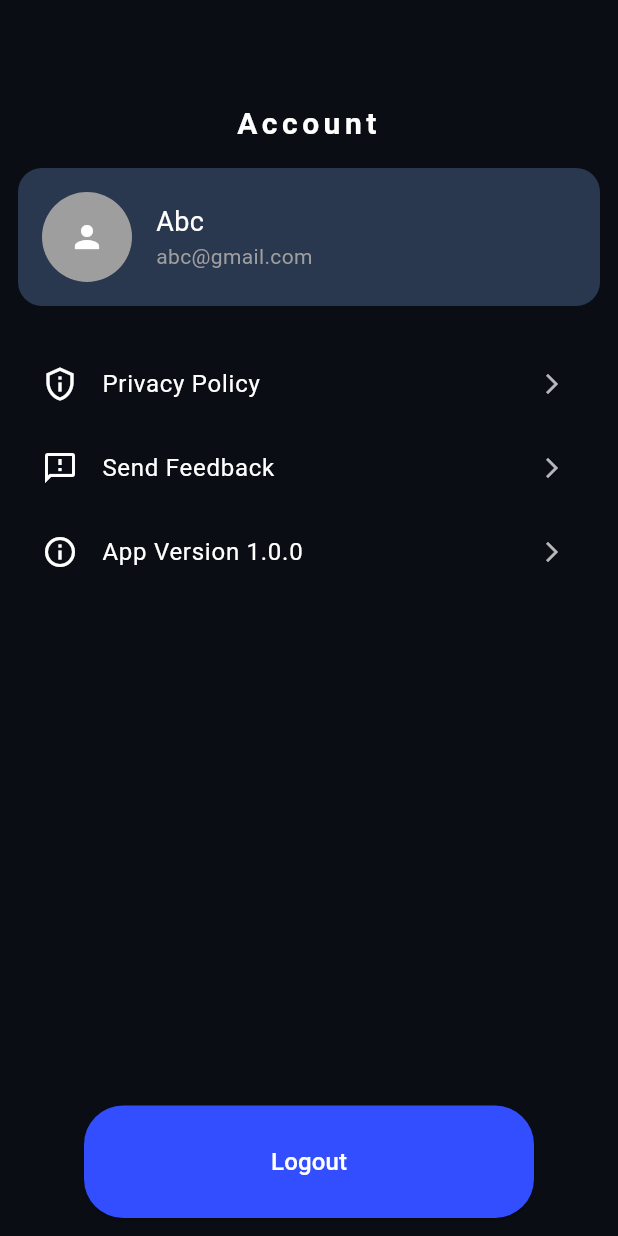
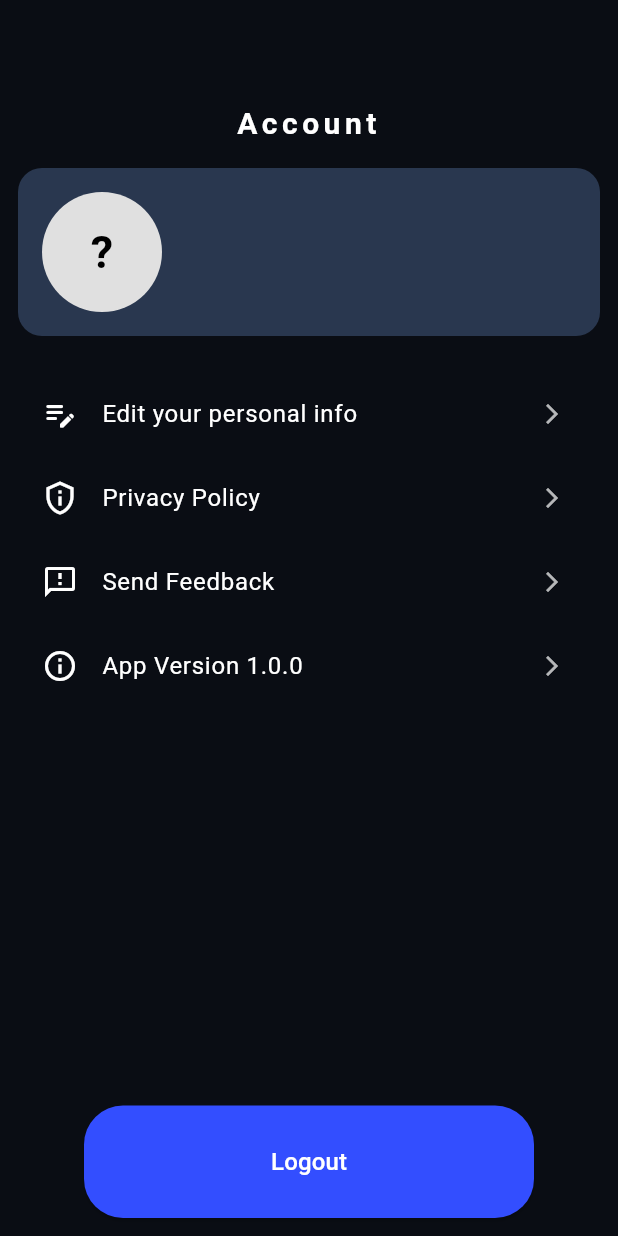
Before and after one commit to Syeda-Nabihaa/TrackNcheck, a Flutter app: the UserAccountPage screen opened directly, on a phone screen of 412 x 824 dp. Run offline on Flutter 3.47's test engine with Material 3 defaults, Android fonts, the phone set to English and light mode, and no system bars; our stand-ins replace cloud_firestore, firebase_auth, firebase_core, flutter_easyloading, font_awesome_flutter, get and 2 more; missing offline and left inert: mobile_scanner; accounts and stored records are empty.

Commit message:
Edit Profile and Logout Handled

```diff
--- a/lib/account.dart
+++ b/lib/account.dart
@@ -1,26 +1,101 @@
+import 'package:cloud_firestore/cloud_firestore.dart';
+import 'package:firebase_auth/firebase_auth.dart';
 import 'package:flutter/material.dart';
 import 'package:get/get.dart';
 import 'package:trackncheck/app_version.dart';
 import 'package:trackncheck/components/Button.dart';
 import 'package:trackncheck/components/TextWidgets.dart';
 import 'package:trackncheck/components/constants.dart';
-// import 'package:trackncheck/history.dart';
+import 'package:trackncheck/edit_profile.dart';
+import 'package:trackncheck/logout.dart';
 import 'package:trackncheck/privacy_policy.dart';
 
-class UserAccountPage extends StatelessWidget {
+class UserAccountPage extends StatefulWidget {
   const UserAccountPage({super.key});
 
   @override
+  State<UserAccountPage> createState() => _UserAccountPageState();
+}
+
+class _UserAccountPageState extends State<UserAccountPage> {
+  User? currentUser;
+
+  @override
+  void initState() {
+    super.initState();
+    currentUser = FirebaseAuth.instance.currentUser;
+  }
+
+  Future<Map<String, dynamic>?> getUserData() async {
+    if (currentUser == null) return null;
+
+    final doc = await FirebaseFirestore.instance
+        .collection('User')
+        .doc(currentUser!.uid)
+        .get();
+
+    if (doc.exists) {
+      return doc.data();
+    } else {
+      return null;
+    }
+  }
+
+  @override
   Widget build(BuildContext context) {
+    // 🔒 If user is not logged in
+    if (currentUser == null) {
+      return Scaffold(
+        backgroundColor: ColorConstants.bgColor,
+        body: Center(
+          child: Column(
+            mainAxisAlignment: MainAxisAlignment.center,
+            children: [
+              CircleAvatar(
+    radius: 50,
+    backgroundColor: ColorConstants.fieldsColor,
+    child: Icon(Icons.lock, color: Colors.white, size: 80,),
+  ),
+  SizedBox(height: 20,),
+              Text(
+                "User isn't logged in",
+                style: TextStyle(
+                  color: Colors.white,
+                  fontSize: 18,
+                ),
+              ),
+            ],
+          ),
+        ),
+      );
+    }
+
     return Scaffold(
       backgroundColor: ColorConstants.bgColor,
       appBar: AppBar(backgroundColor: ColorConstants.bgColor),
-      body: Padding(
+      body: FutureBuilder<Map<String, dynamic>?>(
+        future: getUserData(),
+        builder: (context, snapshot) {
+          if (snapshot.connectionState == ConnectionState.waiting) {
+            return const Center(child: CircularProgressIndicator());
+          }
+          if (!snapshot.hasData || snapshot.data == null) {
+            return const Center(
+              child: Text(
+                'User data not found',
+                style: TextStyle(color: Colors.white),
+              ),
+            );
+          }
+
+          final user = snapshot.data!;
+          return Padding(
             padding: const EdgeInsets.all(12.0),
             child: Column(
               children: [
-            TitleWidget(text: 'Account', fontsize: 20,),
+                TitleWidget(text: 'Account', fontsize: 20),
                 SizedBox(height: 15),
+
                 // Profile Card
                 Container(
                   decoration: BoxDecoration(
@@ -30,24 +105,43 @@ class UserAccountPage extends StatelessWidget {
                   padding: const EdgeInsets.all(16),
                   child: Row(
                     children: [
-                  const CircleAvatar(
-                    radius: 30,
-                    backgroundColor: Colors.grey,
-                    child: Icon(Icons.person, color: Colors.white),
+                      CircleAvatar(
+                        radius: 40,
+                        backgroundColor: Colors.grey[300],
+                        child: Text(
+                          user['name'] != null &&
+                                  user['name'].toString().isNotEmpty
+                              ? user['name'][0].toUpperCase()
+                              : '?',
+                          style: const TextStyle(
+                            fontSize: 30,
+                            fontWeight: FontWeight.bold,
+                            color: Colors.black,
+                          ),
+                        ),
                       ),
                       const SizedBox(width: 16),
-                  Column(
-                    crossAxisAlignment: CrossAxisAlignment.start,
-                    children: const [
-                      Text(
-                        "Abc",
-                        style: TextStyle(color: Colors.white, fontSize: 18),
+                      RichText(
+                        text: TextSpan(
+                          children: [
+                            TextSpan(
+                              text: "${user['name']}\n",
+                              style: const TextStyle(
+                                fontSize: 20,
+                                fontWeight: FontWeight.bold,
+                                color: Colors.white,
+                                height: 1.7,
                               ),
-                      Text(
-                        "abc@gmail.com",
-                        style: TextStyle(color: Colors.grey, fontSize: 14),
+                            ),
+                            TextSpan(
+                              text: user['email'],
+                              style: const TextStyle(
+                                fontSize: 14,
+                                color: Colors.white,
+                              ),
                             ),
                           ],
+                        ),
                       ),
                     ],
                   ),
@@ -55,6 +149,11 @@ class UserAccountPage extends StatelessWidget {
                 const SizedBox(height: 24),
 
                 // Menu Items
+                buildListTile(
+                  Icons.edit_note_rounded,
+                  "Edit your personal info",
+                  onTap: () => Get.to(EditProfileScreen()),
+                ),
                 buildListTile(
                   Icons.privacy_tip_outlined,
                   "Privacy Policy",
@@ -66,15 +165,28 @@ class UserAccountPage extends StatelessWidget {
                   "App Version 1.0.0",
                   onTap: () => Get.to(AppVersionPage()),
                 ),
+
                 const Spacer(),
 
                 // Logout Button
                 SizedBox(
                   width: 300,
-              child: Button(text: 'Logout', onPressed: () {}),
+                  child: Button(
+                    text: 'Logout',
+                    onPressed: () {
+                      Navigator.push(
+                        context,
+                        MaterialPageRoute(
+                          builder: (context) => LogoutScreen(),
+                        ),
+                      );
+                    },
+                  ),
                 ),
               ],
             ),
+          );
+        },
       ),
     );
   }
--- a/lib/components/InputFields.dart
+++ b/lib/components/InputFields.dart
@@ -11,6 +11,7 @@ class Inputfields extends StatelessWidget {
   final TextEditingController? controller;
   final String? emailError;
   final bool obscureText;
+  final bool readOnly;
 
 
   const Inputfields({
@@ -26,12 +27,14 @@ class Inputfields extends StatelessWidget {
     required this.icon,
     required this.hintText,
     this.obscureText = false,
+    this.readOnly = false,
   });
 
   @override
   Widget build(BuildContext context) {
     return TextFormField(
       controller: controller,
+      readOnly: readOnly,
       obscureText: obscureText,
       style: TextStyle(color: color),
       decoration: InputDecoration(
--- a/lib/main.dart
+++ b/lib/main.dart
@@ -12,6 +12,7 @@ import 'package:trackncheck/components/navigationBar.dart';
 import 'package:firebase_core/firebase_core.dart';
 import 'package:trackncheck/firebase_options.dart';
 import 'package:trackncheck/account.dart';
+import 'package:trackncheck/logout.dart';
 import 'package:trackncheck/privacy_policy.dart';
 import 'package:trackncheck/scanning/Result_page.dart';
 
```
Also changed, not shown: lib/edit_profile.dart (added, +174 -0 lines), lib/logout.dart (added, +56 -0 lines). Lines whose indentation alone changed are shown as unchanged.
